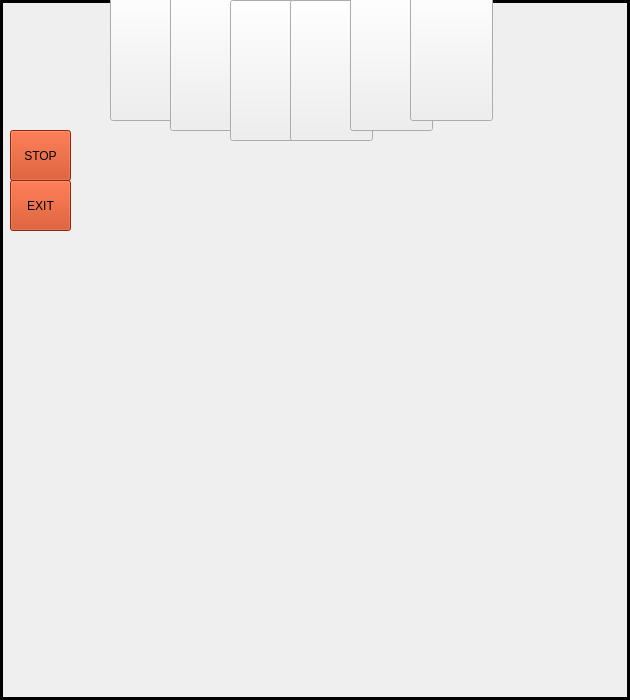
Old version of the form SkullKing/client.ui in the repository faezehghiasi/SkullKing_Game.
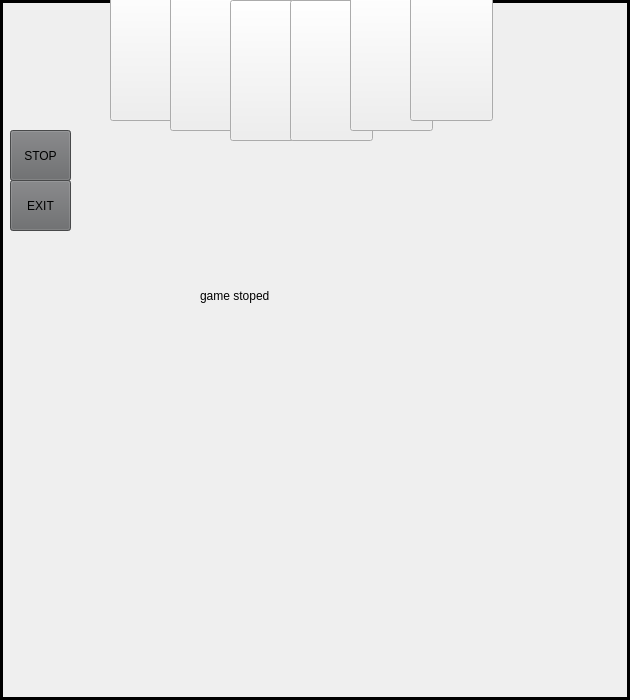
New version of the form. Icons and pictures are not drawn.

Commit message: stop and resume button for client and server were written

The edit to the form file:
```diff
--- a/SkullKing/client.ui
+++ b/SkullKing/client.ui
@@ -27,7 +27,34 @@
      </rect>
     </property>
     <property name="styleSheet">
-     <string notr="true"/>
+     <string notr="true">QPushButton#pushButton_8{ 
+background-color: rgb(101, 102, 104);
+color: rgb(0, 0, 0);
+font: 600 10pt &quot;Sitka Small Semibold&quot;;
+}
+QPushButton#pushButton_8:hover{ 
+color:rgba(155,168,182,210)
+}
+QPushButton#pushButton_8:pressed{ 
+padding-left:5px;
+padding-top:5px;
+color:rgba(115 ,128,142,210);
+}
+
+QPushButton#pushButton_7{ 
+background-color: rgb(101, 102, 104);
+color: rgb(0, 0, 0);
+font: 600 10pt &quot;Sitka Small Semibold&quot;;
+}
+QPushButton#pushButton_7:hover{ 
+color:rgba(155,168,182,210)
+}
+QPushButton#pushButton_7:pressed{ 
+padding-left:5px;
+padding-top:5px;
+color:rgba(115 ,128,142,210);
+}
+</string>
     </property>
     <widget class="QLabel" name="label">
      <property name="geometry">
@@ -155,9 +182,24 @@
       </rect>
      </property>
      <property name="styleSheet">
-      <string notr="true">background-color: rgb(200, 56, 12);
+      <string notr="true">background-color: rgb(101, 102, 104);;
 color: rgb(0, 0, 0);
-font: 600 10pt &quot;Sitka Small Semibold&quot;;</string>
+font: 600 10pt &quot;Sitka Small Semibold&quot;;
+
+QPushButton#pushButton_7{ 
+background-color: rgb(101, 102, 104);
+color: rgb(0, 0, 0);
+font: 600 10pt &quot;Sitka Small Semibold&quot;;
+}
+QPushButton#pushButton_7:hover{ 
+color:rgba(155,168,182,210)
+}
+QPushButton#pushButton_7:pressed{ 
+padding-left:5px;
+padding-top:5px;
+color:rgba(115 ,128,142,210);
+}
+</string>
      </property>
      <property name="text">
       <string>STOP</string>
@@ -173,14 +215,46 @@
       </rect>
      </property>
      <property name="styleSheet">
-      <string notr="true">background-color: rgb(200, 56, 12);
+      <string notr="true">background-color: rgb(101, 102, 104);
 color: rgb(0, 0, 0);
-font: 600 10pt &quot;Sitka Small Semibold&quot;;</string>
+font: 600 10pt &quot;Sitka Small Semibold&quot;;
+
+QPushButton#pushButton_8{ 
+background-color: rgb(101, 102, 104);
+color: rgb(0, 0, 0);
+font: 600 10pt &quot;Sitka Small Semibold&quot;;
+}
+QPushButton#pushButton_8:hover{ 
+color:rgba(155,168,182,210)
+}
+QPushButton#pushButton_8:pressed{ 
+padding-left:5px;
+padding-top:5px;
+color:rgba(115 ,128,142,210);
+}
+</string>
      </property>
      <property name="text">
       <string>EXIT</string>
      </property>
     </widget>
+    <widget class="QLabel" name="label_2">
+     <property name="geometry">
+      <rect>
+       <x>200</x>
+       <y>270</y>
+       <width>221</width>
+       <height>51</height>
+      </rect>
+     </property>
+     <property name="styleSheet">
+      <string notr="true">color: rgb(0, 0, 0);
+font: 18pt &quot;Snap ITC&quot;;</string>
+     </property>
+     <property name="text">
+      <string>game stoped</string>
+     </property>
+    </widget>
     <zorder>label</zorder>
     <zorder>pushButton</zorder>
     <zorder>pushButton_2</zorder>
```
Left out of the diff: 1 changed line with no effect on the pictures. The commit also changes 7 other files.
